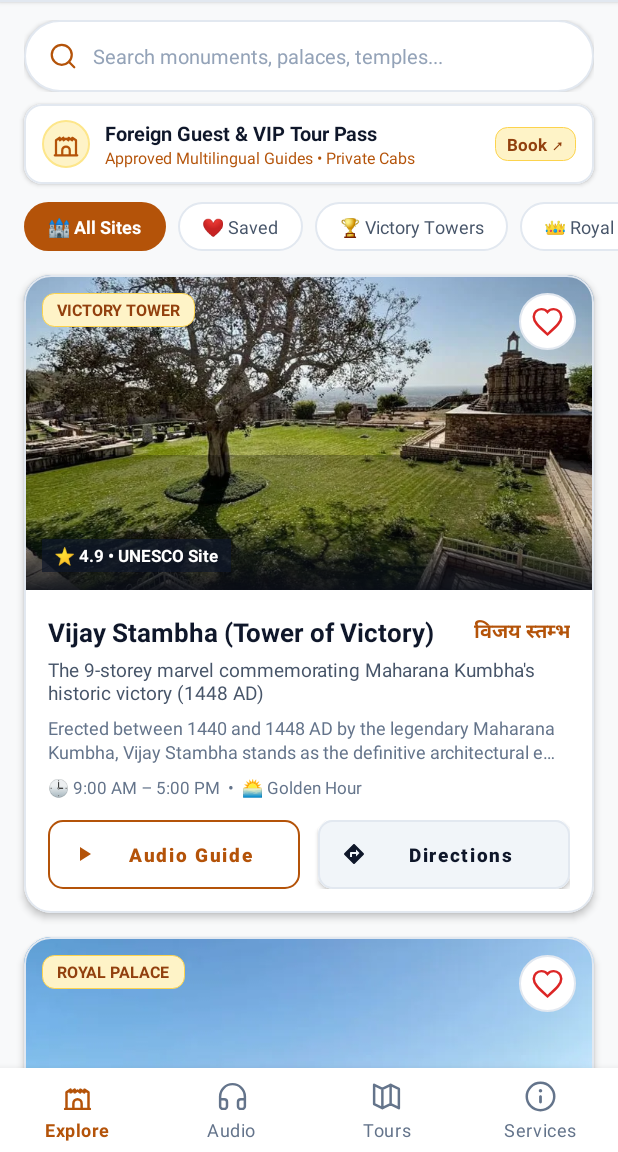
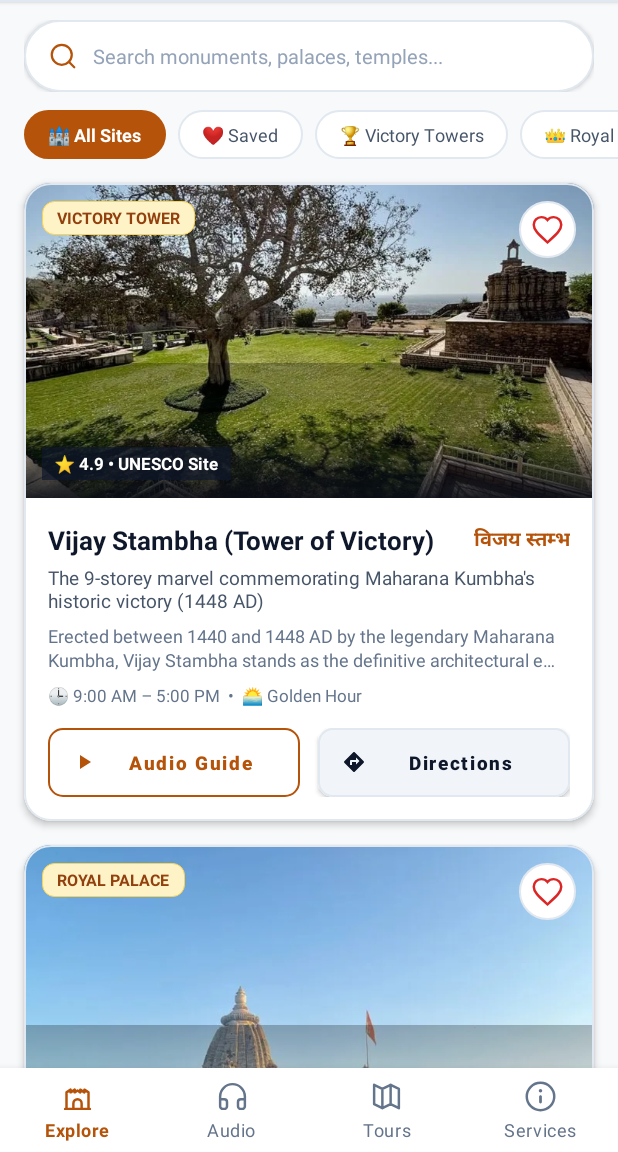
Before and after one commit to Chittortech-Official/Visit-Chittorgarh-Mobile-App, an Android app: the screen it shows after launch (MainActivity), on a phone screen of 412 x 824 dp, the part 84-1236 px from its top. Run offline under Robolectric (Android 15) with nearby library versions, the phone set to English and light mode, and no system bars.

Commit message:
fix: remove foreign tour banner from home explore tab, preserve in hamburger drawer

```diff
--- a/app/src/main/java/in/visitchittorgarh/fort/tour/guide/MainActivity.kt
+++ b/app/src/main/java/in/visitchittorgarh/fort/tour/guide/MainActivity.kt
@@ -224,10 +224,6 @@ class MainActivity : AppCompatActivity() {
     private fun setupExploreTab() {
         editSearch = findViewById(R.id.editSearch)
         recyclerMonuments = findViewById(R.id.recyclerMonuments)
-
-        findViewById<View>(R.id.cardExploreVipBanner)?.setOnClickListener {
-            bottomNavigation.selectedItemId = R.id.nav_services
-        }
 
         monumentAdapter = MonumentAdapter(
             allMonuments = ChittorgarhDataRepository.monuments,
--- a/app/src/main/res/layout/activity_main.xml
+++ b/app/src/main/res/layout/activity_main.xml
@@ -157,71 +157,6 @@
                             android:textSize="13.5sp" />
                     </LinearLayout>
                 </LinearLayout>
-
-                <!-- 👑 VIP & Foreign Guest Tour Promotion Banner -->
-                <com.google.android.material.card.MaterialCardView
-                    android:id="@+id/cardExploreVipBanner"
-                    android:layout_width="match_parent"
-                    android:layout_height="wrap_content"
-                    android:layout_marginHorizontal="16dp"
-                    android:layout_marginTop="8dp"
-                    app:cardBackgroundColor="@color/surface_white"
-                    app:cardCornerRadius="12dp"
-                    app:cardElevation="2dp"
-                    app:strokeColor="@color/border_subtle"
-                    app:strokeWidth="1dp">
-
-                    <LinearLayout
-                        android:layout_width="match_parent"
-                        android:layout_height="wrap_content"
-                        android:gravity="center_vertical"
-                        android:orientation="horizontal"
-                        android:paddingHorizontal="12dp"
-                        android:paddingVertical="10dp">
-
-                        <ImageView
-                            android:layout_width="32dp"
-                            android:layout_height="32dp"
-                            android:background="@drawable/bg_btn_circle_call"
-                            android:padding="6dp"
-                            android:src="@drawable/ic_nav_explore"
-                            app:tint="@color/accent_gold" />
-
-                        <LinearLayout
-                            android:layout_width="0dp"
-                            android:layout_height="wrap_content"
-                            android:layout_marginStart="10dp"
-                            android:layout_weight="1"
-                            android:orientation="vertical">
-
-                            <TextView
-                                android:layout_width="wrap_content"
-                                android:layout_height="wrap_content"
-                                android:text="Foreign Guest &amp; VIP Tour Pass"
-                                android:textColor="@color/text_primary"
-                                android:textSize="13sp"
-                                android:textStyle="bold" />
-
-                            <TextView
-                                android:layout_width="wrap_content"
-                                android:layout_height="wrap_content"
-                                android:text="Approved Multilingual Guides • Private Cabs"
-                                android:textColor="@color/accent_gold"
-                                android:textSize="10.5sp" />
-                        </LinearLayout>
-
-                        <TextView
-                            android:layout_width="wrap_content"
-                            android:layout_height="wrap_content"
-                            android:background="@drawable/bg_badge_gold"
-                            android:paddingHorizontal="8dp"
-                            android:paddingVertical="3dp"
-                            android:text="Book ↗"
-                            android:textColor="@color/gold_badge_text"
-                            android:textSize="11sp"
-                            android:textStyle="bold" />
-                    </LinearLayout>
-                </com.google.android.material.card.MaterialCardView>
 
                 <!-- Horizontal Category Filter Pills -->
                 <HorizontalScrollView
```
